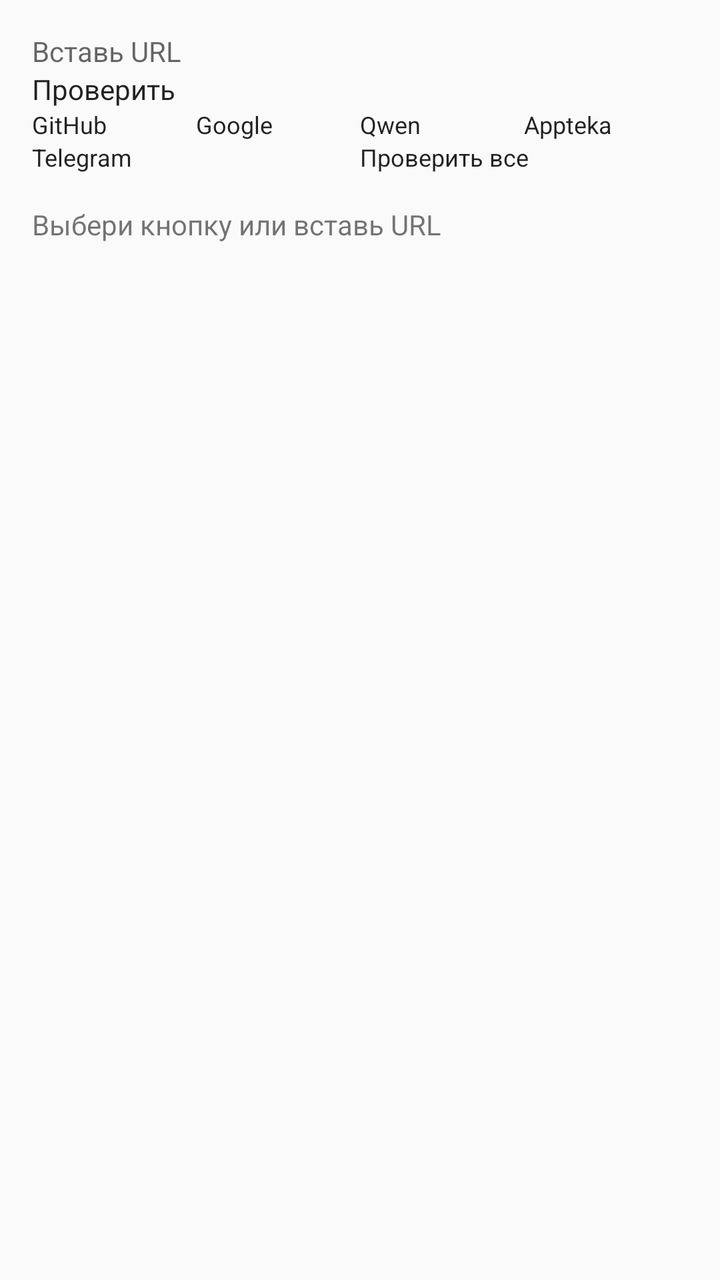
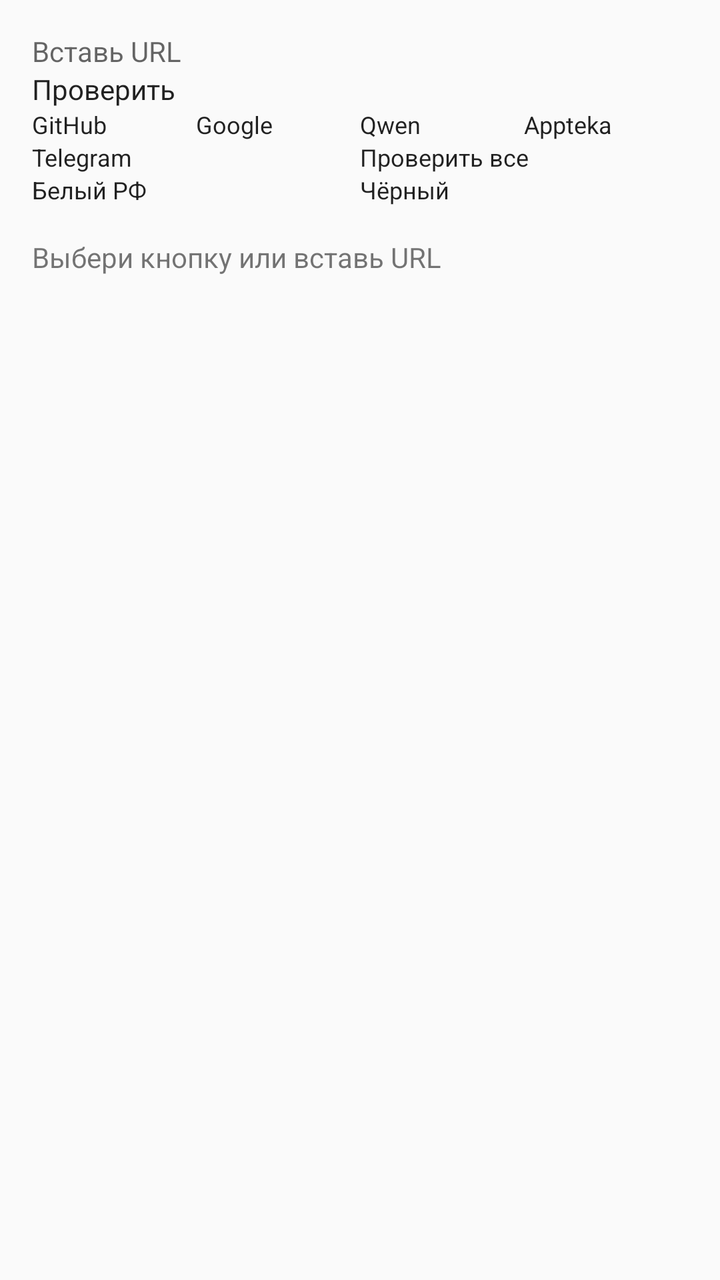

An Android layout rendered at two revisions. The XML below is the earlier revision; the diff shows what the commit changed to produce the second picture.
<!-- AndroidManifest.xml: application theme android:Theme.Material.Light.DarkActionBar -->
<!-- res/layout/activity_main.xml -->
<LinearLayout xmlns:android="http://schemas.android.com/apk/res/android" android:orientation="vertical" android:layout_width="match_parent" android:layout_height="match_parent" android:padding="16dp">
    <EditText android:id="@+id/urlBox" android:layout_width="match_parent" android:layout_height="wrap_content" android:hint="@string/hint" android:inputType="textUri"/>
    <Button android:id="@+id/checkBtn" android:layout_width="match_parent" android:layout_height="wrap_content" android:text="@string/check"/>
    <LinearLayout android:orientation="horizontal" android:layout_width="match_parent" android:layout_height="wrap_content">
        <Button android:id="@+id/btnGithub" android:layout_width="0dp" android:layout_weight="1" android:layout_height="wrap_content" android:text="GitHub" android:textSize="12sp"/>
        <Button android:id="@+id/btnGoogle" android:layout_width="0dp" android:layout_weight="1" android:layout_height="wrap_content" android:text="Google" android:textSize="12sp"/>
        <Button android:id="@+id/btnQwen" android:layout_width="0dp" android:layout_weight="1" android:layout_height="wrap_content" android:text="Qwen" android:textSize="12sp"/>
        <Button android:id="@+id/btnAppteka" android:layout_width="0dp" android:layout_weight="1" android:layout_height="wrap_content" android:text="Appteka" android:textSize="12sp"/>
    </LinearLayout>
    <LinearLayout android:orientation="horizontal" android:layout_width="match_parent" android:layout_height="wrap_content">
        <Button android:id="@+id/btnTelegram" android:layout_width="0dp" android:layout_weight="1" android:layout_height="wrap_content" android:text="Telegram" android:textSize="12sp"/>
        <Button android:id="@+id/btnAll" android:layout_width="0dp" android:layout_weight="1" android:layout_height="wrap_content" android:text="@string/all" android:textSize="12sp"/>
    </LinearLayout>
    <TextView android:id="@+id/result" android:layout_width="match_parent" android:layout_height="wrap_content" android:layout_marginTop="16dp" android:text="@string/wait"/>
</LinearLayout>
<!-- resources referenced by this layout -->
<resources>
  <string name="all">Проверить все</string>
  <string name="check">Проверить</string>
  <string name="hint">Вставь URL</string>
  <string name="wait">Выбери кнопку или вставь URL</string>
</resources>

<!-- the commit's change to res/layout/activity_main.xml (unified diff, before → after) -->
@@ -11,5 +11,9 @@
         <Button android:id="@+id/btnTelegram" android:layout_width="0dp" android:layout_weight="1" android:layout_height="wrap_content" android:text="Telegram" android:textSize="12sp"/>
         <Button android:id="@+id/btnAll" android:layout_width="0dp" android:layout_weight="1" android:layout_height="wrap_content" android:text="@string/all" android:textSize="12sp"/>
     </LinearLayout>
+    <LinearLayout android:orientation="horizontal" android:layout_width="match_parent" android:layout_height="wrap_content">
+        <Button android:id="@+id/btnWhite" android:layout_width="0dp" android:layout_weight="1" android:layout_height="wrap_content" android:text="@string/white_rf" android:textSize="12sp"/>
+        <Button android:id="@+id/btnBlack" android:layout_width="0dp" android:layout_weight="1" android:layout_height="wrap_content" android:text="@string/black" android:textSize="12sp"/>
+    </LinearLayout>
     <TextView android:id="@+id/result" android:layout_width="match_parent" android:layout_height="wrap_content" android:layout_marginTop="16dp" android:text="@string/wait"/>
 </LinearLayout>
<!-- resource entries referenced after the edit -->
@@ -1,8 +1,10 @@
 <!-- resources referenced by this layout -->
 <resources>
   <string name="all">Проверить все</string>
+  <string name="black">Чёрный</string>
   <string name="check">Проверить</string>
   <string name="hint">Вставь URL</string>
   <string name="wait">Выбери кнопку или вставь URL</string>
+  <string name="white_rf">Белый РФ</string>
 </resources>
 
